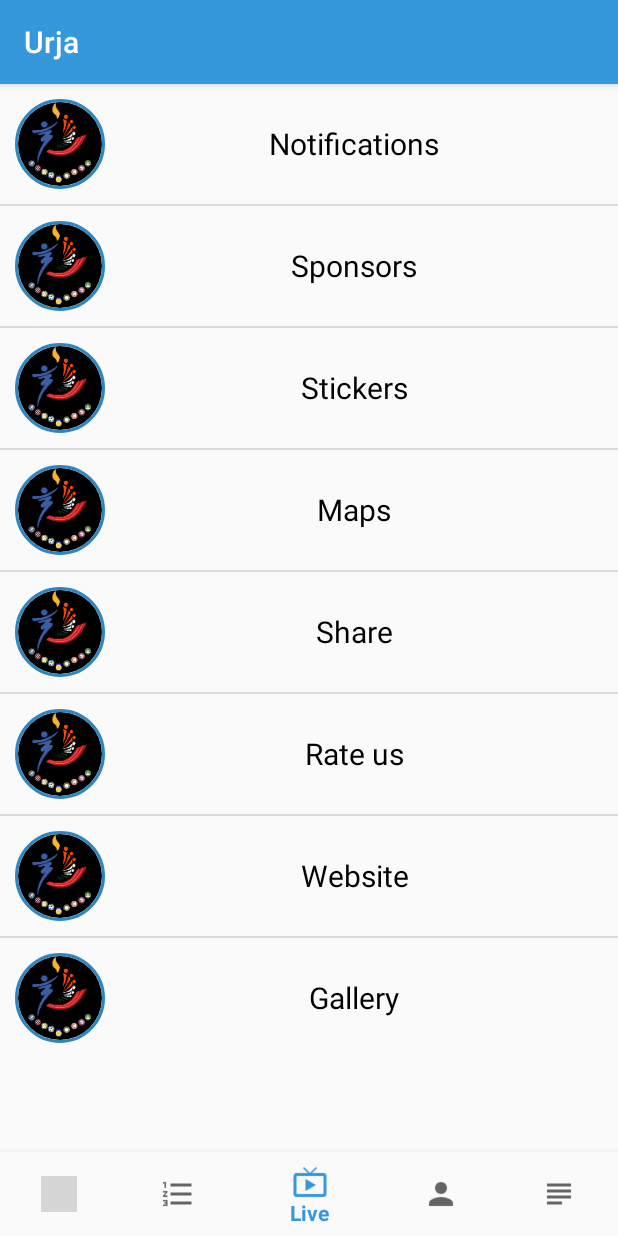
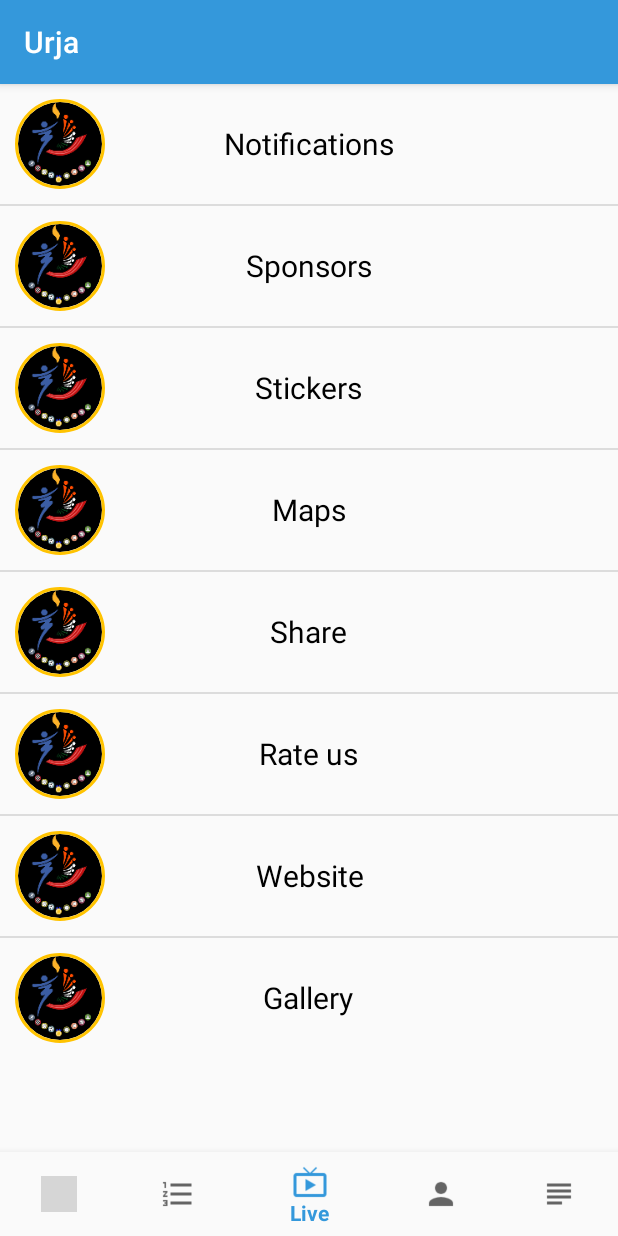
Before and after one commit to DevAdarshAnurag/UrjaNITJSR, an Android app: the fragment MoreFragment placed in its activity, on a phone screen of 412 x 824 dp. Run offline under Robolectric (Android 15) with nearby library versions, the phone set to English and light mode, and no system bars; our stand-ins replace CircleImageView, Firebase (no records; nobody signed in at launch, a user with empty details on screens opened directly); grey boxes are pictures that could not be loaded.

Commit message:
fixed more list

```diff
--- a/app/src/main/java/com/nitjsr/urja1920/Adapters/MoreListViewAdapter.java
+++ b/app/src/main/java/com/nitjsr/urja1920/Adapters/MoreListViewAdapter.java
@@ -1,61 +1,41 @@
 package com.nitjsr.urja1920.Adapters;
 
-import android.animation.AnimatorSet;
-import android.animation.ObjectAnimator;
 import android.content.Context;
+import android.support.annotation.NonNull;
+import android.support.annotation.Nullable;
 import android.view.LayoutInflater;
-import android.view.MotionEvent;
 import android.view.View;
 import android.view.ViewGroup;
-import android.view.animation.AccelerateDecelerateInterpolator;
-import android.widget.BaseAdapter;
-import android.widget.ImageView;
+import android.widget.ArrayAdapter;
 import android.widget.TextView;
 
 import com.nitjsr.urja1920.Models.MoreItem;
 import com.nitjsr.urja1920.R;
 import com.nitjsr.urja1920.Utilities.BounceView;
-import com.squareup.picasso.Picasso;
 
 import java.util.List;
 
-public class MoreListViewAdapter extends BaseAdapter {
-    List<MoreItem> moreItems;
-    Context context;
-    LayoutInflater layoutInflater;
-    public static final AccelerateDecelerateInterpolator DEFAULT_INTERPOLATOR = new AccelerateDecelerateInterpolator();
+import de.hdodenhof.circleimageview.CircleImageView;
+
+public class MoreListViewAdapter extends ArrayAdapter<MoreItem> {
 
     public MoreListViewAdapter(List<MoreItem> moreItems, Context context) {
-        this.moreItems = moreItems;
-        this.context = context;
-        layoutInflater = LayoutInflater.from(context);
+        super(context, 0, moreItems);
     }
 
     @Override
-    public int getCount() {
-        return moreItems.size();
-    }
-
-    @Override
-    public Object getItem(int position) {
-        return null;
-    }
-
-    @Override
-    public long getItemId(int position) {
-        return 0;
-    }
-
-    @Override
-    public View getView(int position, View convertView, ViewGroup parent) {
-        convertView = layoutInflater.inflate(R.layout.more_list_item, parent, false);
-        ImageView imgCountry = convertView.findViewById(R.id.more_image);
-        TextView txtName = convertView.findViewById(R.id.more_text);
-        MoreItem item = moreItems.get(position);
-        txtName.setText(item.name);
-        Picasso.get().load(item.imageId).into(imgCountry);
-        BounceView.addAnimTo(convertView);
-        return convertView;
+    public @NonNull
+    View getView(int position, @Nullable View convertView, @NonNull ViewGroup parent) {
+        MoreItem item = getItem(position);
+        View view = convertView;
+        if (convertView == null)
+            view = LayoutInflater.from(getContext()).inflate(R.layout.more_list_item, parent, false);
+        CircleImageView imgCountry = view.findViewById(R.id.more_image);
+        imgCountry.setImageResource(item.getImageId());
+        TextView txtName = view.findViewById(R.id.more_text);
+        txtName.setText(item.getName());
+        BounceView.addAnimTo(view);
+        return view;
     }
 
 }
--- a/app/src/main/java/com/nitjsr/urja1920/Models/MoreItem.java
+++ b/app/src/main/java/com/nitjsr/urja1920/Models/MoreItem.java
@@ -8,4 +8,12 @@ public class MoreItem {
         this.name = name;
         this.imageId = imageId;
     }
+
+    public String getName() {
+        return name;
+    }
+
+    public int getImageId() {
+        return imageId;
+    }
 }
--- a/app/src/main/res/layout/more_list_item.xml
+++ b/app/src/main/res/layout/more_list_item.xml
@@ -3,27 +3,27 @@
     xmlns:app="http://schemas.android.com/apk/res-auto"
     android:layout_width="match_parent"
     android:layout_height="wrap_content"
-    android:gravity="center"
+    android:gravity="left"
     android:orientation="horizontal"
-    android:foreground="?android:attr/selectableItemBackground"
     android:padding="10dp">
 
     <de.hdodenhof.circleimageview.CircleImageView
         android:id="@+id/more_image"
         android:layout_width="60dp"
         android:layout_height="60dp"
-        app:civ_border_color="@color/colorPrimaryDark"
+        android:layout_marginStart="0dp"
+        android:src="@color/colorPrimary"
+        app:civ_border_color="@color/colorAccent"
         app:civ_border_width="2dp" />
 
     <TextView
         android:id="@+id/more_text"
-        android:layout_width="match_parent"
+        android:layout_width="wrap_content"
         android:layout_height="wrap_content"
-        android:layout_centerVertical="true"
-        android:layout_toRightOf="@id/more_image"
+        android:layout_centerInParent="true"
         android:hint="TEXT"
         android:textAlignment="center"
         android:textColor="#000"
-        android:textSize="20dp" />
+        android:textSize="20sp" />
 
 </RelativeLayout>
```
Also changed, not shown: app/src/main/res/layout/carousel_item_layout.xml (deleted, +0 -25 lines).
